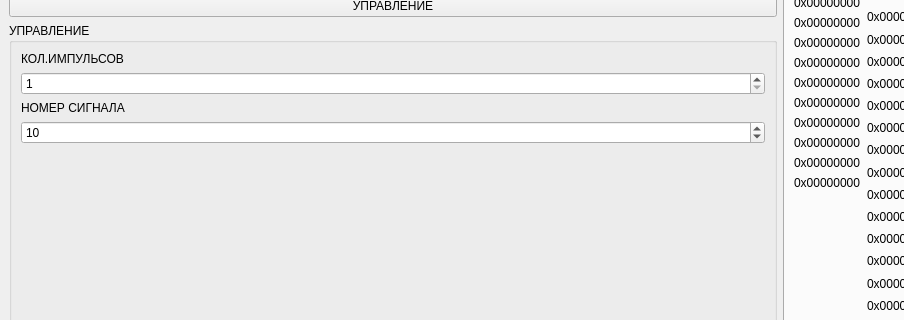
Qt form Client/client.ui (LilFrozer/5p27_NEW) before a commit; both pictures show x 0 to 904 and y 168 to 488 of the 1100 by 768 pixel window.
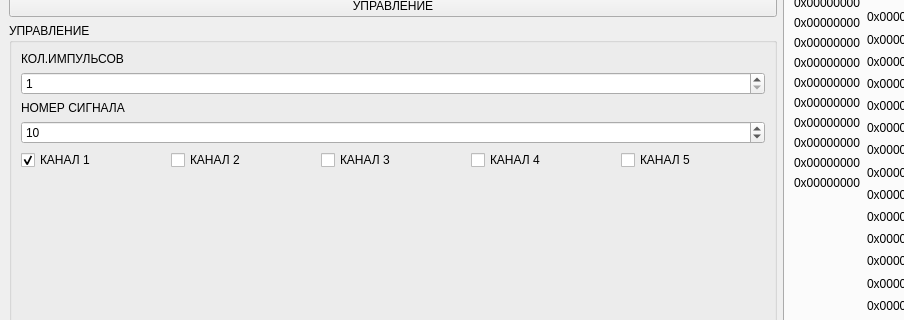
The same form after that commit.

```diff
--- a/Client/client.ui
+++ b/Client/client.ui
@@ -122,6 +122,48 @@
              </property>
             </widget>
            </item>
+           <item>
+            <layout class="QHBoxLayout" name="horizontalLayout_4">
+             <item>
+              <widget class="QCheckBox" name="wdgt_CHAN1">
+               <property name="text">
+                <string>КАНАЛ 1</string>
+               </property>
+               <property name="checked">
+                <bool>true</bool>
+               </property>
+              </widget>
+             </item>
+             <item>
+              <widget class="QCheckBox" name="wdgt_CHAN2">
+               <property name="text">
+                <string>КАНАЛ 2</string>
+               </property>
+              </widget>
+             </item>
+             <item>
+              <widget class="QCheckBox" name="wdgt_CHAN3">
+               <property name="text">
+                <string>КАНАЛ 3</string>
+               </property>
+              </widget>
+             </item>
+             <item>
+              <widget class="QCheckBox" name="wdgt_CHAN4">
+               <property name="text">
+                <string>КАНАЛ 4</string>
+               </property>
+              </widget>
+             </item>
+             <item>
+              <widget class="QCheckBox" name="wdgt_CHAN5">
+               <property name="text">
+                <string>КАНАЛ 5</string>
+               </property>
+              </widget>
+             </item>
+            </layout>
+           </item>
            <item>
             <spacer name="verticalSpacer">
              <property name="orientation">
```
